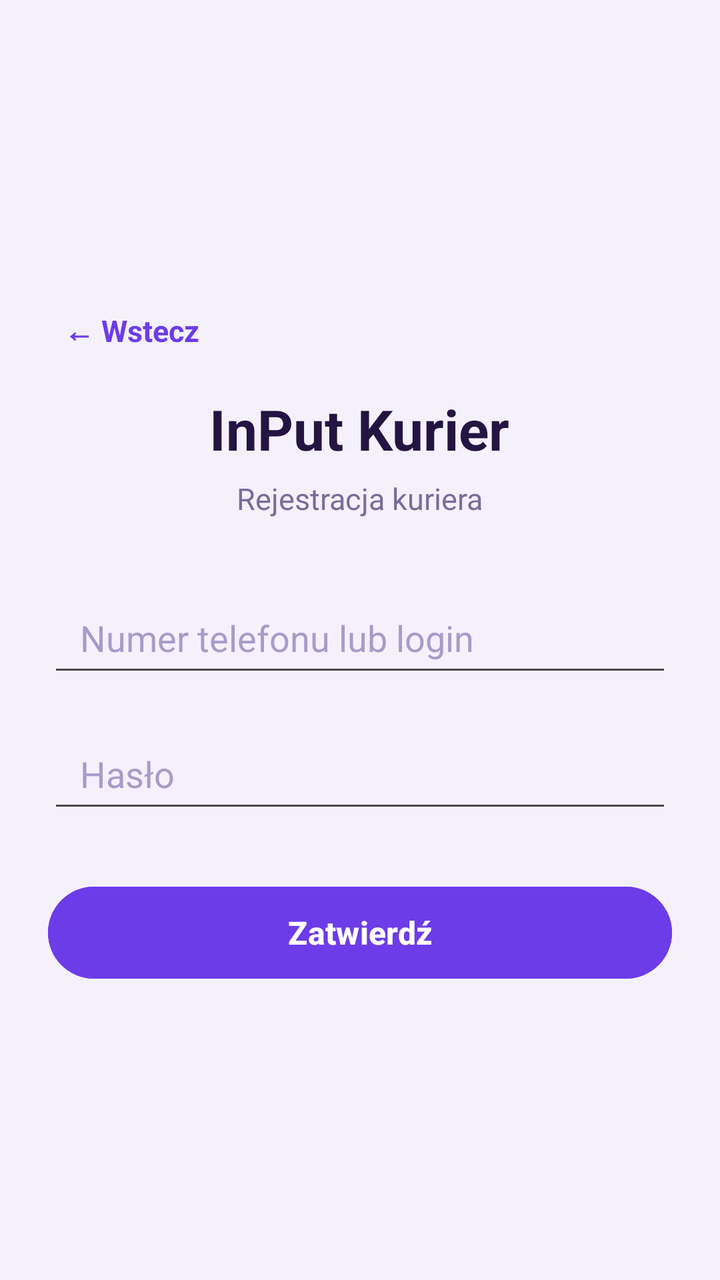
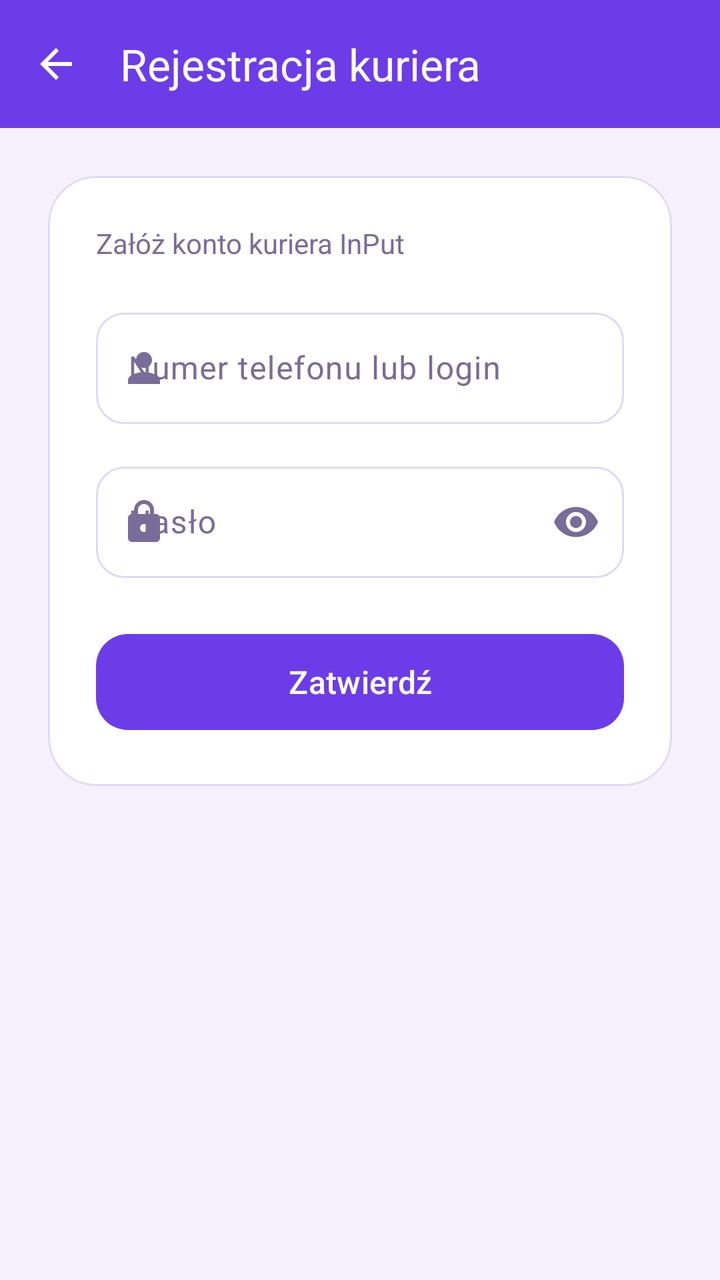

Compare the two renders of this Android layout. The source of the first and the diff that turns it into the second are given below.
<!-- AndroidManifest.xml: application theme Theme.DemoEmptyActivity -->
<!-- res/layout/activity_register_courier.xml -->
<?xml version="1.0" encoding="utf-8"?>
<androidx.appcompat.widget.LinearLayoutCompat
        xmlns:android="http://schemas.android.com/apk/res/android"
        xmlns:tools="http://schemas.android.com/tools"
        android:id="@+id/main"
        android:layout_width="match_parent"
        android:layout_height="match_parent"
        android:orientation="vertical"
        android:gravity="center"
        android:padding="24dp"
        android:background="@color/purple_background"
        tools:context=".RegisterCourierActivity">

    <TextView
            android:id="@+id/btnBack"
            android:layout_width="wrap_content"
            android:layout_height="wrap_content"
            android:layout_gravity="start"
            android:text="← Wstecz"
            android:textColor="@color/purple_primary"
            android:textSize="15sp"
            android:textStyle="bold"
            android:clickable="true"
            android:focusable="true"
            android:padding="8dp"
            android:layout_marginBottom="12dp" />

    <TextView
            android:id="@+id/tvTitle"
            android:layout_width="wrap_content"
            android:layout_height="wrap_content"
            android:text="InPut Kurier"
            android:textSize="28sp"
            android:textStyle="bold"
            android:textColor="@color/text_dark"
            android:layout_marginBottom="6dp" />

    <TextView
            android:id="@+id/tvSubtitle"
            android:layout_width="wrap_content"
            android:layout_height="wrap_content"
            android:text="Rejestracja kuriera"
            android:textSize="15sp"
            android:textColor="@color/text_muted"
            android:layout_marginBottom="32dp" />

    <EditText
            android:id="@+id/etLogin"
            android:layout_width="match_parent"
            android:layout_height="52dp"
            android:hint="Numer telefonu lub login"
            android:inputType="text"
            android:paddingStart="16dp"
            android:paddingEnd="16dp"
            android:textColor="@color/text_dark"
            android:textColorHint="@color/hint_muted"
            android:layout_marginBottom="16dp" />

    <EditText
            android:id="@+id/etPassword"
            android:layout_width="match_parent"
            android:layout_height="52dp"
            android:hint="Hasło"
            android:inputType="textPassword"
            android:paddingStart="16dp"
            android:paddingEnd="16dp"
            android:textColor="@color/text_dark"
            android:textColorHint="@color/hint_muted"
            android:layout_marginBottom="28dp" />

    <Button
            android:id="@+id/btnSubmit"
            android:layout_width="match_parent"
            android:layout_height="54dp"
            android:text="Zatwierdź"
            android:textSize="16sp"
            android:textStyle="bold"
            android:textColor="@color/white"
            android:backgroundTint="@color/purple_primary" />

</androidx.appcompat.widget.LinearLayoutCompat>
<!-- resources referenced by this layout -->
<resources>
  <color name="hint_muted">#A99BC9</color>
  <color name="purple_background">#F5F1FC</color>
  <color name="purple_primary">#6C3CE9</color>
  <color name="text_dark">#241442</color>
  <color name="text_muted">#7A6C99</color>
  <color name="white">#FFFFFFFF</color>
  <style name="Theme.DemoEmptyActivity" parent="Base.Theme.DemoEmptyActivity" />
  <style name="Base.Theme.DemoEmptyActivity" parent="Theme.Material3.DayNight.NoActionBar">
          <item name="colorPrimary">@color/purple_primary</item>
          <item name="colorPrimaryDark">@color/purple_primary_dark</item>
          <item name="colorOnPrimary">@color/white</item>
          <item name="android:windowBackground">@color/purple_background</item>
      </style>
  <color name="purple_primary_dark">#4B2AAE</color>
</resources>

<!-- the commit's change to res/layout/activity_register_courier.xml (unified diff, before → after) -->
@@ -1,81 +1,111 @@
 <?xml version="1.0" encoding="utf-8"?>
-<androidx.appcompat.widget.LinearLayoutCompat
-        xmlns:android="http://schemas.android.com/apk/res/android"
+<LinearLayout xmlns:android="http://schemas.android.com/apk/res/android"
+        xmlns:app="http://schemas.android.com/apk/res-auto"
         xmlns:tools="http://schemas.android.com/tools"
         android:id="@+id/main"
         android:layout_width="match_parent"
         android:layout_height="match_parent"
         android:orientation="vertical"
-        android:gravity="center"
-        android:padding="24dp"
         android:background="@color/purple_background"
         tools:context=".RegisterCourierActivity">
 
-    <TextView
-            android:id="@+id/btnBack"
-            android:layout_width="wrap_content"
-            android:layout_height="wrap_content"
-            android:layout_gravity="start"
-            android:text="← Wstecz"
-            android:textColor="@color/purple_primary"
-            android:textSize="15sp"
-            android:textStyle="bold"
-            android:clickable="true"
-            android:focusable="true"
-            android:padding="8dp"
-            android:layout_marginBottom="12dp" />
+    <com.google.android.material.appbar.MaterialToolbar
+            android:id="@+id/toolbar"
+            android:layout_width="match_parent"
+            android:layout_height="?attr/actionBarSize"
+            android:background="@color/purple_primary"
+            app:title="Rejestracja kuriera"
+            app:titleTextColor="@color/white"
+            app:navigationIcon="@drawable/ic_arrow_back"
+            app:navigationIconTint="@color/white" />
 
-    <TextView
-            android:id="@+id/tvTitle"
-            android:layout_width="wrap_content"
-            android:layout_height="wrap_content"
-            android:text="InPut Kurier"
-            android:textSize="28sp"
-            android:textStyle="bold"
-            android:textColor="@color/text_dark"
-            android:layout_marginBottom="6dp" />
+    <androidx.core.widget.NestedScrollView
+            android:layout_width="match_parent"
+            android:layout_height="match_parent">
 
-    <TextView
-            android:id="@+id/tvSubtitle"
-            android:layout_width="wrap_content"
-            android:layout_height="wrap_content"
-            android:text="Rejestracja kuriera"
-            android:textSize="15sp"
-            android:textColor="@color/text_muted"
-            android:layout_marginBottom="32dp" />
+        <LinearLayout
+                android:layout_width="match_parent"
+                android:layout_height="wrap_content"
+                android:orientation="vertical"
+                android:padding="24dp">
 
-    <EditText
-            android:id="@+id/etLogin"
-            android:layout_width="match_parent"
-            android:layout_height="52dp"
-            android:hint="Numer telefonu lub login"
-            android:inputType="text"
-            android:paddingStart="16dp"
-            android:paddingEnd="16dp"
-            android:textColor="@color/text_dark"
-            android:textColorHint="@color/hint_muted"
-            android:layout_marginBottom="16dp" />
+            <com.google.android.material.card.MaterialCardView
+                    android:layout_width="match_parent"
+                    android:layout_height="wrap_content"
+                    app:cardCornerRadius="24dp"
+                    app:cardElevation="0dp"
+                    app:strokeWidth="1dp"
+                    app:strokeColor="@color/outline"
+                    app:cardBackgroundColor="@color/surface">
 
-    <EditText
-            android:id="@+id/etPassword"
-            android:layout_width="match_parent"
-            android:layout_height="52dp"
-            android:hint="Hasło"
-            android:inputType="textPassword"
-            android:paddingStart="16dp"
-            android:paddingEnd="16dp"
-            android:textColor="@color/text_dark"
-            android:textColorHint="@color/hint_muted"
-            android:layout_marginBottom="28dp" />
+                <LinearLayout
+                        android:layout_width="match_parent"
+                        android:layout_height="wrap_content"
+                        android:orientation="vertical"
+                        android:padding="24dp">
 
-    <Button
-            android:id="@+id/btnSubmit"
-            android:layout_width="match_parent"
-            android:layout_height="54dp"
-            android:text="Zatwierdź"
-            android:textSize="16sp"
-            android:textStyle="bold"
-            android:textColor="@color/white"
-            android:backgroundTint="@color/purple_primary" />
+                    <TextView
+                            android:layout_width="wrap_content"
+                            android:layout_height="wrap_content"
+                            android:text="Załóż konto kuriera InPut"
+                            android:textSize="14sp"
+                            android:textColor="@color/text_muted"
+                            android:layout_marginBottom="20dp" />
 
-</androidx.appcompat.widget.LinearLayoutCompat>
+                    <com.google.android.material.textfield.TextInputLayout
+                            android:id="@+id/tilLogin"
+                            style="@style/Widget.Material3.TextInputLayout.OutlinedBox"
+                            android:layout_width="match_parent"
+                            android:layout_height="wrap_content"
+                            android:hint="Numer telefonu lub login"
+                            app:startIconDrawable="@drawable/ic_person"
+                            app:boxCornerRadiusTopStart="14dp"
+                            app:boxCornerRadiusTopEnd="14dp"
+                            app:boxCornerRadiusBottomStart="14dp"
+                            app:boxCornerRadiusBottomEnd="14dp"
+                            android:layout_marginBottom="16dp">
+
+                        <com.google.android.material.textfield.TextInputEditText
+                                android:id="@+id/etLogin"
+                                android:layout_width="match_parent"
+                                android:layout_height="wrap_content"
+                                android:inputType="text" />
+                    </com.google.android.material.textfield.TextInputLayout>
+
+                    <com.google.android.material.textfield.TextInputLayout
+                            android:id="@+id/tilPassword"
+                            style="@style/Widget.Material3.TextInputLayout.OutlinedBox"
+                            android:layout_width="match_parent"
+                            android:layout_height="wrap_content"
+                            android:hint="Hasło"
+                            app:startIconDrawable="@drawable/ic_lock"
+                            app:endIconMode="password_toggle"
+                            app:boxCornerRadiusTopStart="14dp"
+                            app:boxCornerRadiusTopEnd="14dp"
+                            app:boxCornerRadiusBottomStart="14dp"
+                            app:boxCornerRadiusBottomEnd="14dp"
+                            android:layout_marginBottom="24dp">
+
+                        <com.google.android.material.textfield.TextInputEditText
+                                android:id="@+id/etPassword"
+                                android:layout_width="match_parent"
+                                android:layout_height="wrap_content"
+                                android:inputType="textPassword" />
+                    </com.google.android.material.textfield.TextInputLayout>
+
+                    <com.google.android.material.button.MaterialButton
+                            android:id="@+id/btnSubmit"
+                            android:layout_width="match_parent"
+                            android:layout_height="56dp"
+                            android:text="Zatwierdź"
+                            android:textSize="16sp"
+                            android:textAllCaps="false"
+                            app:cornerRadius="16dp" />
+
+                </LinearLayout>
+            </com.google.android.material.card.MaterialCardView>
+
+        </LinearLayout>
+    </androidx.core.widget.NestedScrollView>
+
+</LinearLayout>
<!-- resource entries referenced after the edit -->
@@ -1,18 +1,58 @@
 <!-- resources referenced by this layout -->
 <resources>
-  <color name="hint_muted">#A99BC9</color>
+  <color name="outline">#E1D9F5</color>
   <color name="purple_background">#F5F1FC</color>
   <color name="purple_primary">#6C3CE9</color>
+  <color name="surface">#FFFFFF</color>
   <color name="text_dark">#241442</color>
   <color name="text_muted">#7A6C99</color>
   <color name="white">#FFFFFFFF</color>
+  <!-- drawable ic_arrow_back (drawable) -->
+  <vector xmlns:android="http://schemas.android.com/apk/res/android"
+      android:width="24dp"
+      android:height="24dp"
+      android:viewportWidth="24"
+      android:viewportHeight="24"
+      android:tint="#FFFFFF">
+      <path
+          android:fillColor="#FF000000"
+          android:pathData="M20,11H7.83l5.59,-5.59L12,4l-8,8 8,8 1.41,-1.41L7.83,13H20v-2z"/>
+  </vector>
+  <!-- drawable ic_lock (drawable) -->
+  <vector xmlns:android="http://schemas.android.com/apk/res/android"
+      android:width="24dp"
+      android:height="24dp"
+      android:viewportWidth="24"
+      android:viewportHeight="24">
+      <path
+          android:fillColor="#FF000000"
+          android:pathData="M18,8h-1L17,6c0,-2.76 -2.24,-5 -5,-5S7,3.24 7,6v2L6,8c-1.1,0 -2,0.9 -2,2v10c0,1.1 0.9,2 2,2h12c1.1,0 2,-0.9 2,-2L20,10c0,-1.1 -0.9,-2 -2,-2zM9,6c0,-1.66 1.34,-3 3,-3s3,1.34 3,3v2L9,8L9,6zM12,17c-1.1,0 -2,-0.9 -2,-2s0.9,-2 2,-2 2,0.9 2,2 -0.9,2 -2,2z"/>
+  </vector>
+  <!-- drawable ic_person (drawable) -->
+  <vector xmlns:android="http://schemas.android.com/apk/res/android"
+      android:width="24dp"
+      android:height="24dp"
+      android:viewportWidth="24"
+      android:viewportHeight="24">
+      <path
+          android:fillColor="#FF000000"
+          android:pathData="M12,12c2.21,0 4,-1.79 4,-4s-1.79,-4 -4,-4 -4,1.79 -4,4 1.79,4 4,4zM12,14c-2.67,0 -8,1.34 -8,4v2h16v-2c0,-2.66 -5.33,-4 -8,-4z"/>
+  </vector>
   <style name="Theme.DemoEmptyActivity" parent="Base.Theme.DemoEmptyActivity" />
   <style name="Base.Theme.DemoEmptyActivity" parent="Theme.Material3.DayNight.NoActionBar">
           <item name="colorPrimary">@color/purple_primary</item>
           <item name="colorPrimaryDark">@color/purple_primary_dark</item>
           <item name="colorOnPrimary">@color/white</item>
+          <item name="colorPrimaryContainer">@color/purple_container</item>
+          <item name="colorOnPrimaryContainer">@color/text_dark</item>
+          <item name="colorSecondary">@color/purple_primary</item>
+          <item name="colorSurface">@color/surface</item>
+          <item name="colorOnSurface">@color/text_dark</item>
+          <item name="colorOnSurfaceVariant">@color/text_muted</item>
+          <item name="colorOutline">@color/outline</item>
           <item name="android:windowBackground">@color/purple_background</item>
       </style>
   <color name="purple_primary_dark">#4B2AAE</color>
+  <color name="purple_container">#EDE4FB</color>
 </resources>
 
